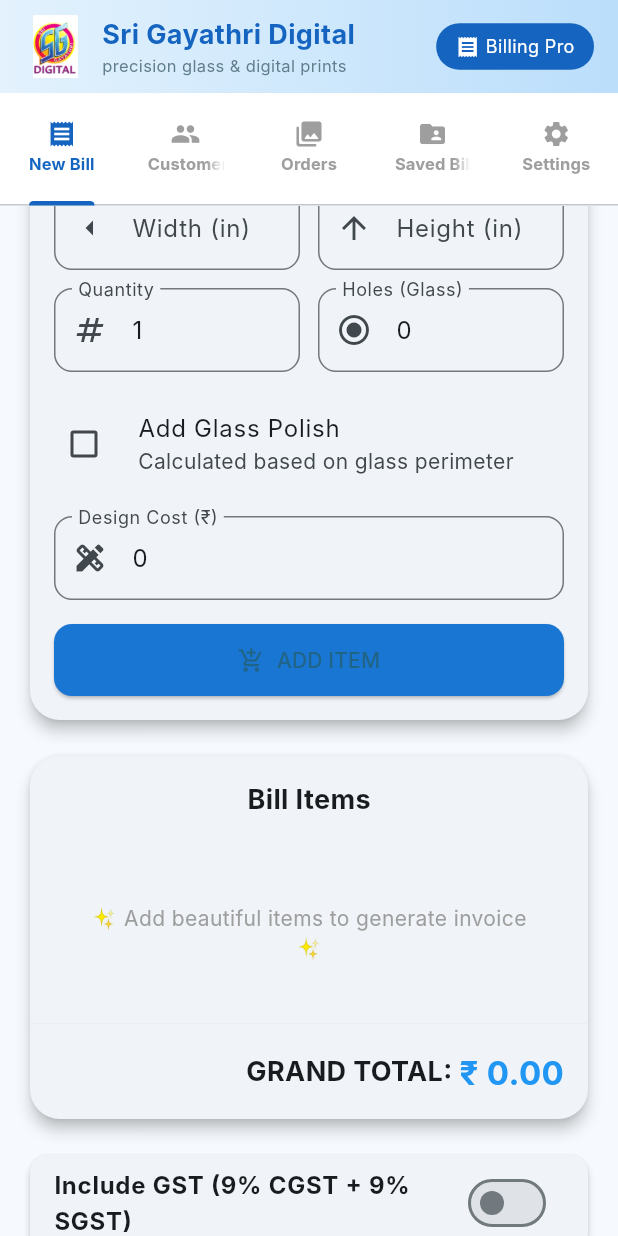
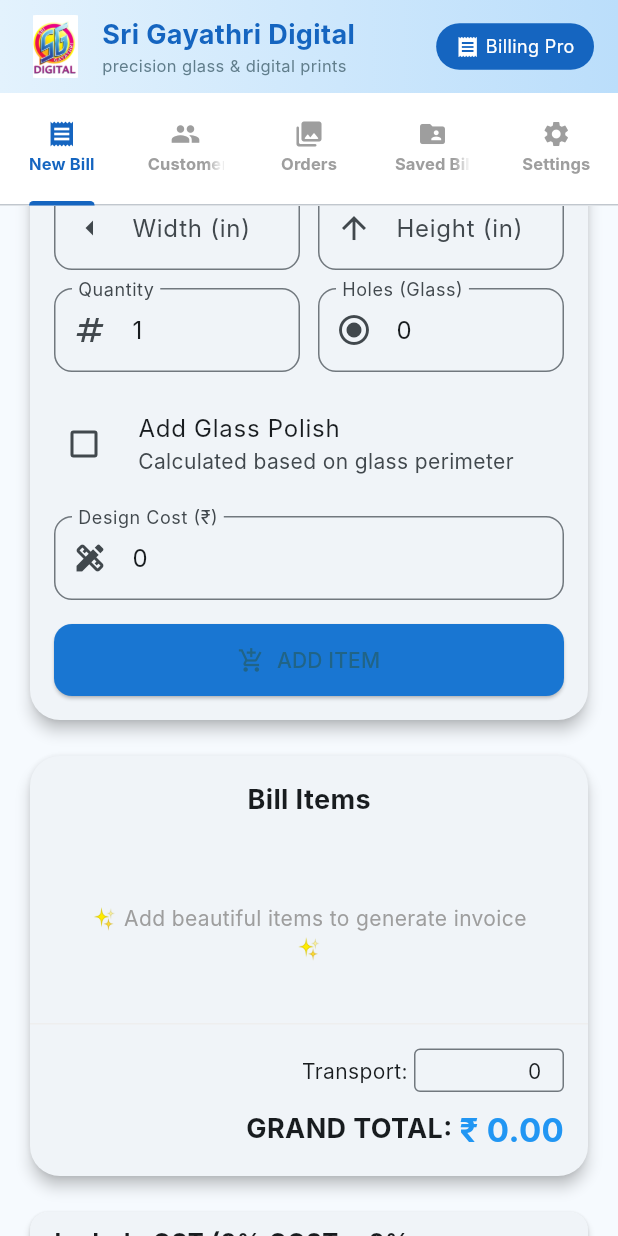
Before and after one commit to sandeepraju6581/dad_bill_app, a Flutter app: the screen it shows after launch, scrolled down 576 dp, on a phone screen of 412 x 824 dp. Run offline on Flutter 3.47's test engine with Material 3 defaults, Android fonts, the phone set to English and light mode, and no system bars; our stand-ins replace image_picker, open_filex, pdf, printing, share_plus, shared_preferences; missing offline and left inert: excel; accounts and stored records are empty; Roboto replaces fonts that are missing (Inter).

Commit message:
Added transport cost input and calculation

```diff
--- a/billapp/lib/main.dart
+++ b/billapp/lib/main.dart
@@ -278,6 +278,9 @@ class _BillingSuiteState extends State<BillingSuite>
   TextEditingController holesController = TextEditingController();
   TextEditingController designCostController = TextEditingController();
   TextEditingController invDateController = TextEditingController();
+  TextEditingController transportCostController = TextEditingController(
+    text: '0',
+  );
 
   // New: Item type selection
   String selectedItemType = 'both'; // 'both' or 'print_only'
@@ -372,6 +375,7 @@ class _BillingSuiteState extends State<BillingSuite>
     printRateController.dispose();
     holeRateController.dispose();
     polishRateController.dispose();
+    transportCostController.dispose();
     super.dispose();
   }
 
@@ -690,10 +694,12 @@ class _BillingSuiteState extends State<BillingSuite>
   // Calculate grand total
   double getGrandTotal() {
     double subTotal = getSubTotal();
+    double transport = double.tryParse(transportCostController.text) ?? 0.0;
+    double baseTotal = subTotal + transport;
     if (includeGST) {
-      return subTotal + (subTotal * 0.18);
+      return baseTotal + (baseTotal * 0.18);
     }
-    return subTotal;
+    return baseTotal;
   }
 
   // Update customer balance after bill
@@ -987,6 +993,13 @@ class _BillingSuiteState extends State<BillingSuite>
                     ],
                   )
                   .toList(),
+              footerData: [
+                'Transport Cost',
+                '',
+                '',
+                '',
+                '₹ ${(double.tryParse(transportCostController.text) ?? 0).toStringAsFixed(2)}',
+              ],
               headerStyle: pw.TextStyle(
                 fontWeight: pw.FontWeight.bold,
                 fontSize: 11,
@@ -1737,6 +1750,7 @@ class _BillingSuiteState extends State<BillingSuite>
                 heightController.clear();
                 qtyController.text = '1';
                 holesController.text = '0';
+                transportCostController.text = '0';
                 selectedItemType = 'both';
               });
               Navigator.pop(context);
@@ -2423,7 +2437,39 @@ class _BillingSuiteState extends State<BillingSuite>
                           ],
                         ),
                         const SizedBox(height: 8),
+                        const SizedBox(height: 4),
                       ],
+                      Row(
+                        mainAxisAlignment: MainAxisAlignment.end,
+                        children: [
+                          const Text(
+                            'Transport: ',
+                            style: TextStyle(fontSize: 14),
+                          ),
+                          SizedBox(
+                            width: 100,
+                            height: 30,
+                            child: TextField(
+                              controller: transportCostController,
+                              keyboardType: TextInputType.number,
+                              textAlign: TextAlign.right,
+                              style: const TextStyle(fontSize: 14),
+                              decoration: const InputDecoration(
+                                isDense: true,
+                                contentPadding: EdgeInsets.symmetric(
+                                  horizontal: 8,
+                                  vertical: 4,
+                                ),
+                                border: OutlineInputBorder(),
+                              ),
+                              onChanged: (val) {
+                                setState(() {});
+                              },
+                            ),
+                          ),
+                        ],
+                      ),
+                      const SizedBox(height: 8),
                       Row(
                         mainAxisAlignment: MainAxisAlignment.end,
                         children: [
```
